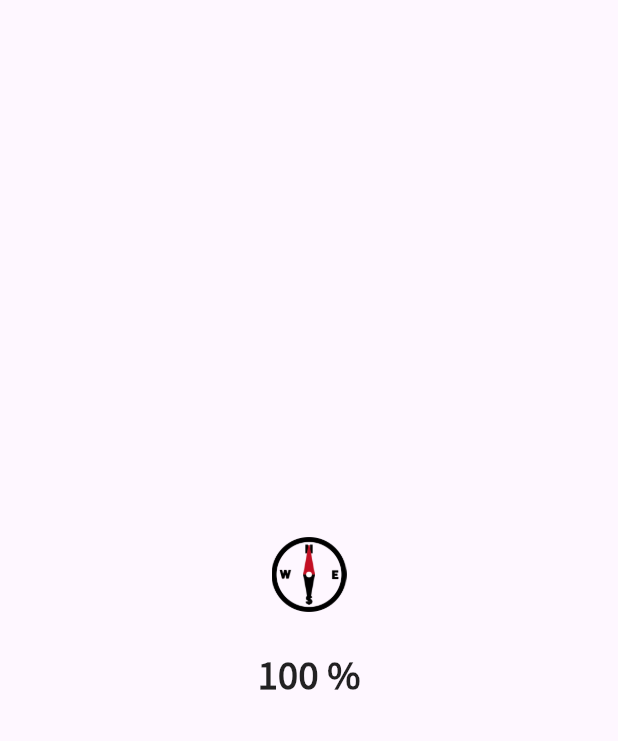
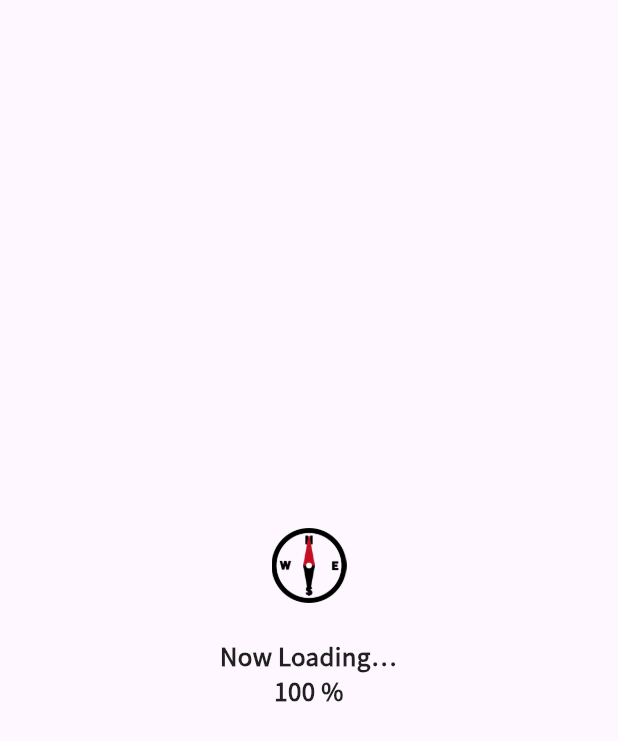
Before and after one commit to Yokohamafest/29th-yfa-app, a Flutter app: the first screen one second after launch, on a phone screen of 412 x 824 dp. Shown: the top 741 px of the screen. Run offline on Flutter 3.47's test engine with Material 3 defaults, Android fonts, the light colour scheme and no system bars; our stand-ins replace cached_network_image, firebase_core, firebase_messaging, flutter_local_notifications, flutter_markdown, package_info_plus and 4 more; accounts and stored records are empty; network calls fail.

Commit message:
ローディング画面を微修正

```diff
--- a/lib/widgets/compass_loading_indicator.dart
+++ b/lib/widgets/compass_loading_indicator.dart
@@ -76,12 +76,13 @@ class _CompassLoadingIndicatorState extends State<CompassLoadingIndicator>
         ),
         const SizedBox(height: 24),
         Text(
-          '$percentage %',
+          'Now Loading…\n$percentage %',
           style: const TextStyle(
-            fontSize: 24,
+            fontSize: 16,
             fontWeight: FontWeight.bold,
             color: Colors.black87,
           ),
+          textAlign: TextAlign.center,
         ),
       ],
     );
```
